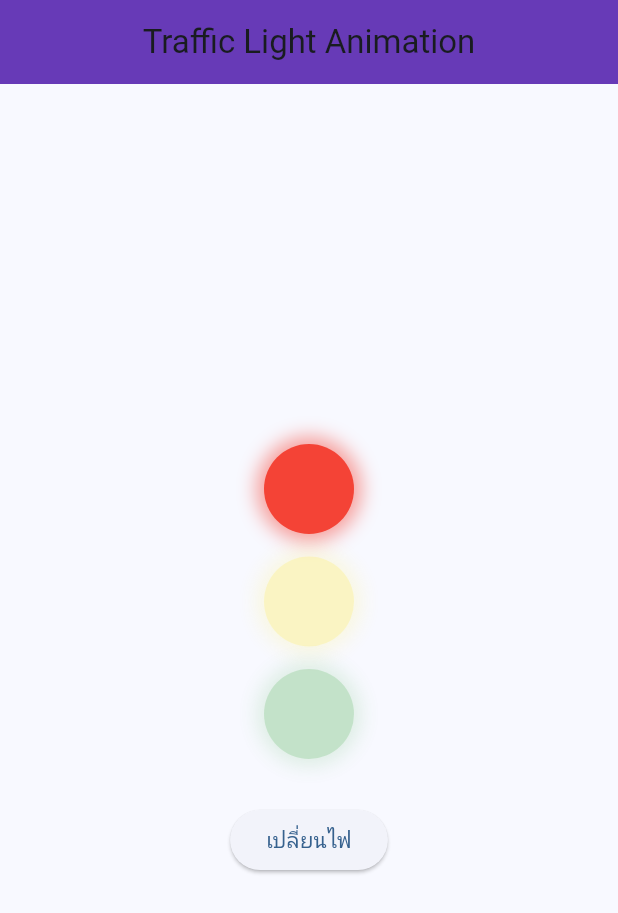
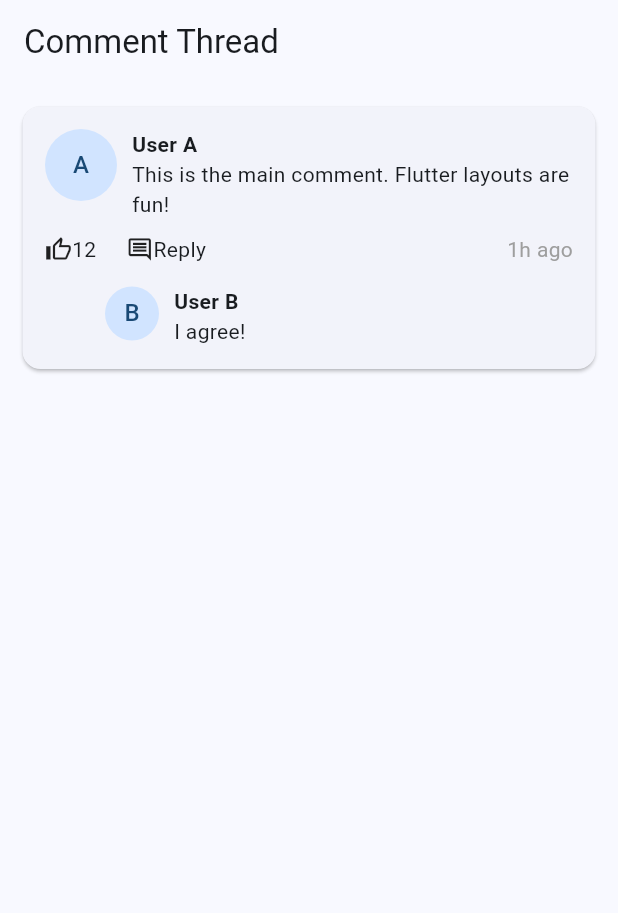
Before and after one commit to Riandec/first-mobile-app, a Flutter app: the screen it shows after launch, on a phone screen of 412 x 824 dp. Shown: the top 913 px of the screen. Run offline on Flutter 3.47's test engine with Material 3 defaults, Android fonts, the phone set to English and light mode, and no system bars; our stand-ins replace shared_preferences, weather_icons.

Commit message:
Update Exercise

```diff
--- /dev/null
+++ b/lib/answer1.dart
@@ -0,0 +1,82 @@
+import 'package:flutter/material.dart';
+
+class Answer1 extends StatelessWidget {
+  const Answer1({super.key});
+
+  @override
+  Widget build(BuildContext context) {
+    return Scaffold(
+      appBar: AppBar(title: Text('Comment Thread')),
+      body: Card(
+        margin: EdgeInsets.all(15),
+        child: Padding(
+          padding: EdgeInsets.all(15),
+          child: Column(
+            mainAxisSize: MainAxisSize.min,
+            children: [
+              // main comment
+              Row(
+                crossAxisAlignment: CrossAxisAlignment.start,
+                children: [
+                  CircleAvatar(radius: 24, child: Text('A')),
+                  SizedBox(width: 10),
+                  Expanded(
+                    child: Column(
+                      crossAxisAlignment: CrossAxisAlignment.start,
+                      children: [
+                        Text(
+                          'User A',
+                          style: TextStyle(fontWeight: FontWeight.bold),
+                        ),
+                        Text(
+                          'This is the main comment. Flutter layouts are fun!',
+                        ),
+                      ],
+                    ),
+                  ),
+                ],
+              ),
+              SizedBox(height: 10),
+              // tools
+              Row(
+                children: [
+                  Icon(Icons.thumb_up_alt_outlined, size: 18),
+                  Text('12'),
+                  SizedBox(width: 20),
+                  Icon(Icons.comment_outlined, size: 18),
+                  Text('Reply'),
+                  Spacer(), // ดันข้อความถัดไปให้ชิดขวา
+                  Text('1h ago', style: TextStyle(color: Colors.grey)),
+                ],
+              ),
+              SizedBox(height: 15),
+              // reply
+              Padding(
+                padding: EdgeInsets.only(left: 40),
+                child: Row(
+                  crossAxisAlignment: CrossAxisAlignment.start,
+                  children: [
+                    CircleAvatar(radius: 18, child: Text('B')),
+                    SizedBox(width: 10),
+                    Expanded(
+                      child: Column(
+                        crossAxisAlignment: CrossAxisAlignment.start,
+                        children: [
+                          Text(
+                            'User B',
+                            style: TextStyle(fontWeight: FontWeight.bold),
+                          ),
+                          Text('I agree!'),
+                        ],
+                      ),
+                    ),
+                  ],
+                ),
+              ),
+            ],
+          ),
+        ),
+      ),
+    );
+  }
+}
--- a/lib/main.dart
+++ b/lib/main.dart
@@ -7,7 +7,10 @@ import 'package:flutter/material.dart';
 // import 'package:first_application/api/api_example.dart';
 // import 'package:first_application/api/api_assignment.dart';
 // import 'package:first_application/api/restapi_week5.dart';
-import 'week6.dart';
+// import 'week6.dart';
+import 'answer1.dart';
+import 'answer2.dart';
+import 'answer3.dart';
 import 'package:first_application/constants/theme_data.dart';
 
 void main() {
@@ -35,7 +38,7 @@ class MyApp extends StatelessWidget {
       },
       // If you use 'home', do not use 'initialRoute', its overlap
       */
-      home: const TrafficLight(),
+      home: const Answer1(),
     );
   }
 }
```
Also changed, not shown: lib/answer2.dart (added, +67 -0 lines), lib/answer3.dart (added, +114 -0 lines), 1 other file.
